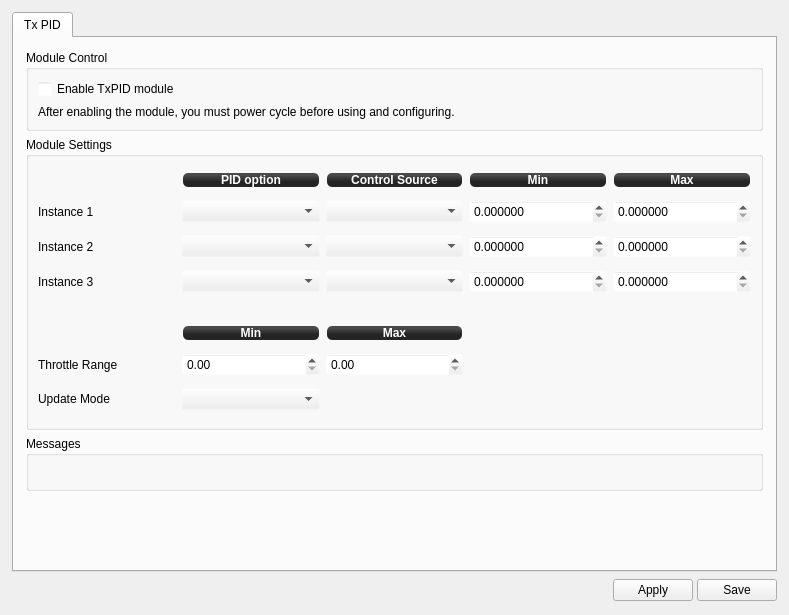
Before: the Qt Designer form ground/openpilotgcs/src/plugins/config/txpid.ui in openpilot/OpenPilot, drawn with Qt 5.
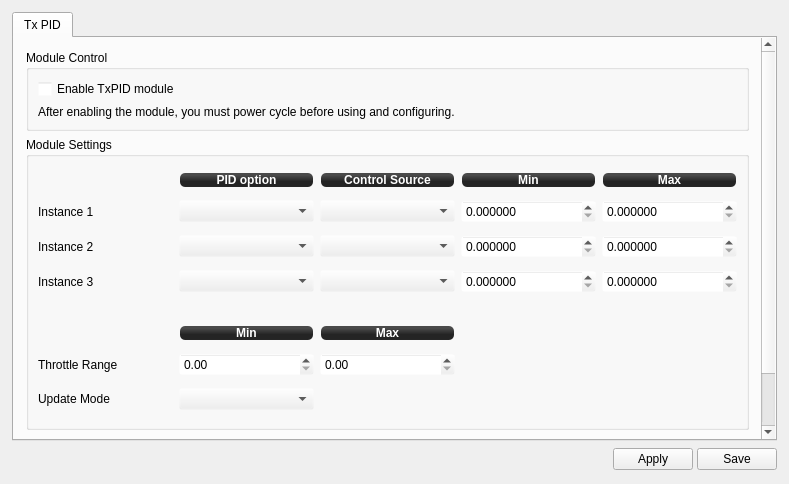
After: the same form once the commit is applied. Icons and pictures are not drawn.

Commit message: couple little tweaks, is perfect on linux and windows, close enough on osx

```diff
--- a/ground/openpilotgcs/src/plugins/config/txpid.ui
+++ b/ground/openpilotgcs/src/plugins/config/txpid.ui
@@ -7,7 +7,7 @@
     <x>0</x>
     <y>0</y>
     <width>789</width>
-    <height>615</height>
+    <height>484</height>
    </rect>
   </property>
   <property name="windowTitle">
@@ -113,8 +113,8 @@
            <rect>
             <x>0</x>
             <y>0</y>
-            <width>759</width>
-            <height>532</height>
+            <width>745</width>
+            <height>469</height>
            </rect>
           </property>
           <layout class="QVBoxLayout" name="verticalLayout_2">
```
The commit also changes 3 other files.
